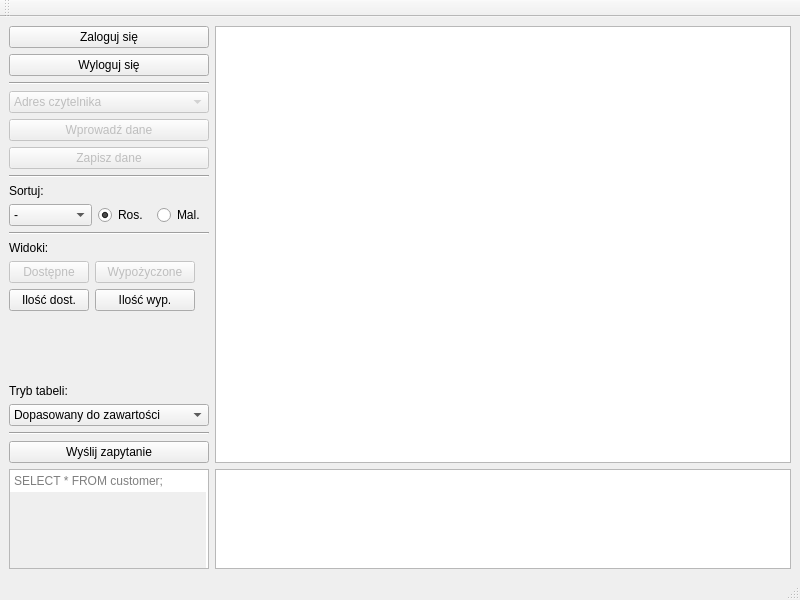
First picture: the form in mainwindow.ui, repository dawidwojdylak/Projekt_BD_1, before the edit.
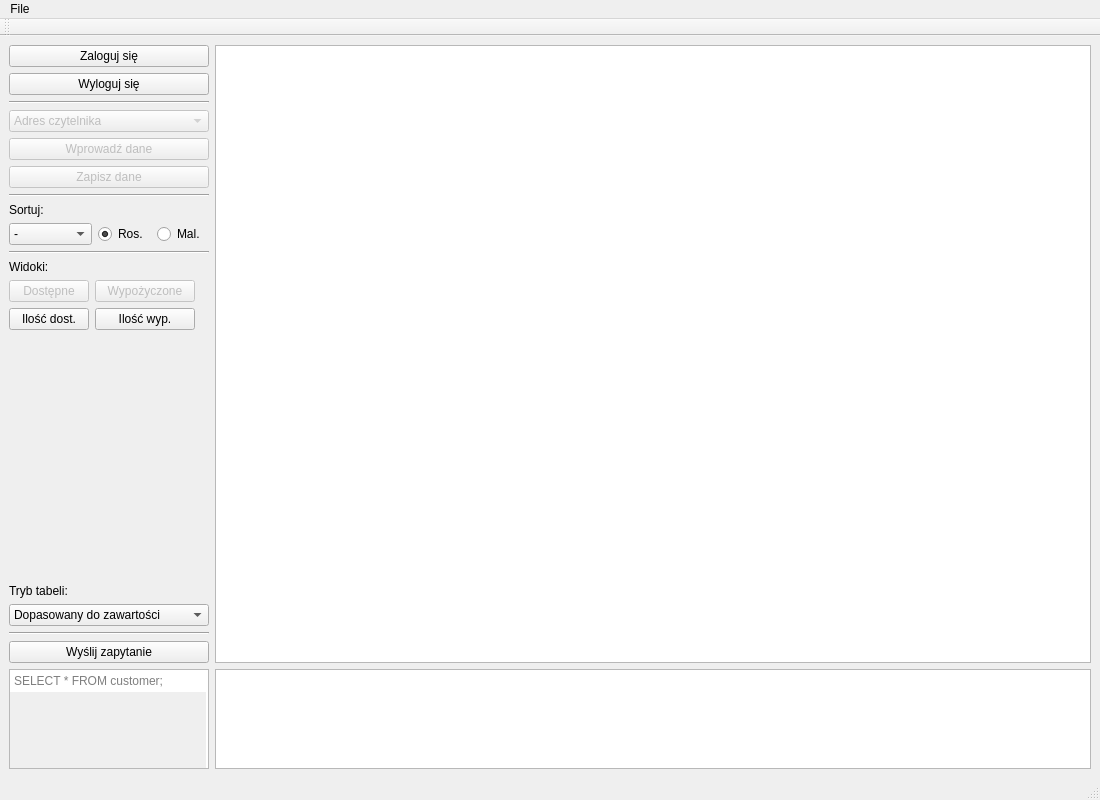
Second picture: the form after the edit.

```diff
--- a/mainwindow.ui
+++ b/mainwindow.ui
@@ -6,8 +6,8 @@
    <rect>
     <x>0</x>
     <y>0</y>
-    <width>800</width>
-    <height>600</height>
+    <width>1100</width>
+    <height>800</height>
    </rect>
   </property>
   <property name="windowTitle">
@@ -463,10 +463,19 @@
     <rect>
      <x>0</x>
      <y>0</y>
-     <width>800</width>
+     <width>1100</width>
      <height>22</height>
     </rect>
    </property>
+   <widget class="QMenu" name="menuFile">
+    <property name="title">
+     <string>File</string>
+    </property>
+    <addaction name="actionAbout"/>
+    <addaction name="separator"/>
+    <addaction name="actionExit"/>
+   </widget>
+   <addaction name="menuFile"/>
   </widget>
   <widget class="QStatusBar" name="statusbar"/>
   <widget class="QToolBar" name="toolBar">
```
Left out of the diff: 10 changed lines with no effect on the pictures.
